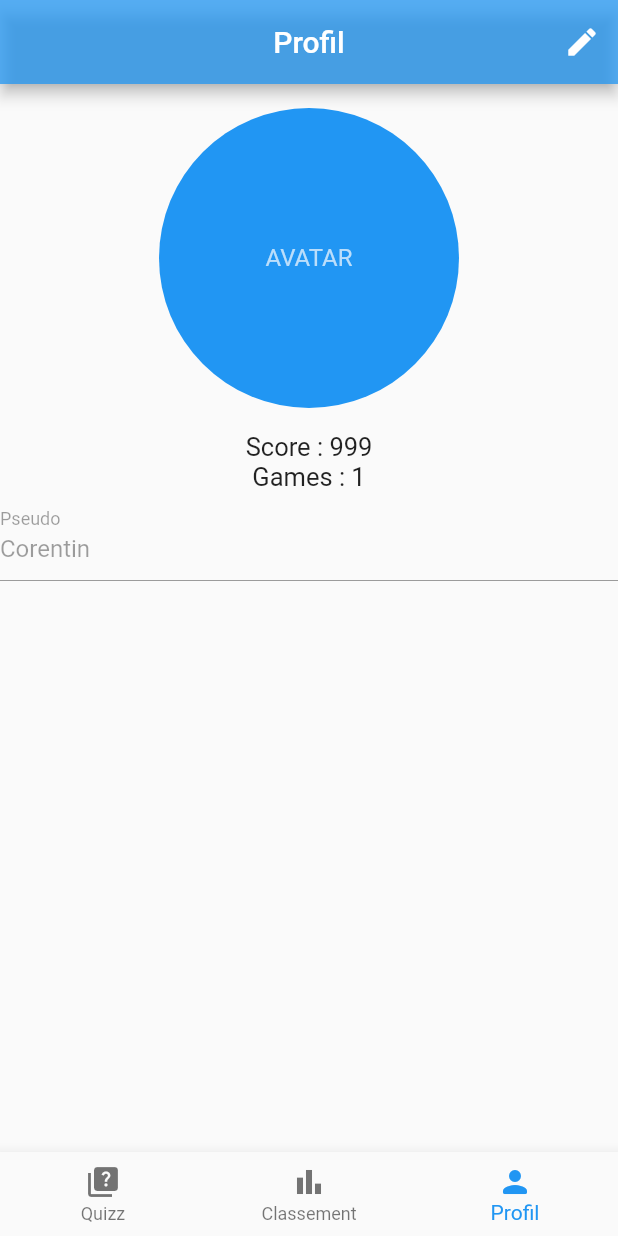
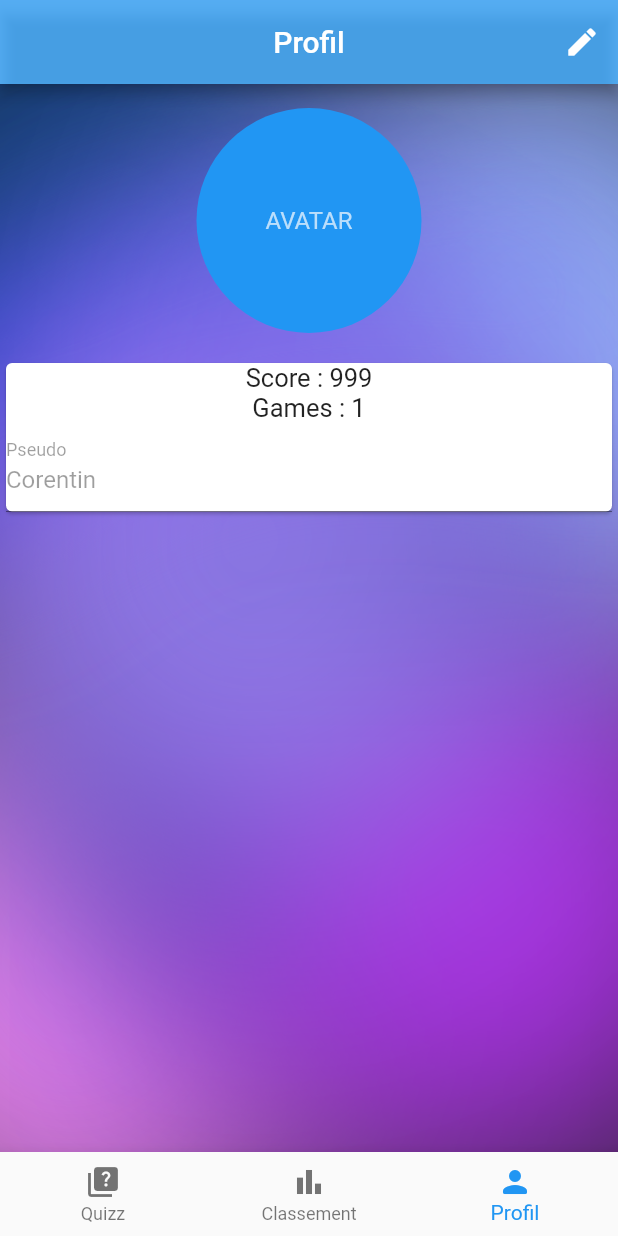
Before and after one commit to unknnow/FlutterTrivialPursuit, a Flutter app: the screen it shows after launch, item 3 of the bottom bar chosen, on a phone screen of 412 x 824 dp. Run offline on Flutter 3.47's test engine with Material 2 defaults, Android fonts, the phone set to English and light mode, and no system bars; our stand-ins replace beamer, cloud_firestore, firebase_auth, firebase_core, firebase_storage, flutter_bloc and 3 more; accounts and stored records are empty.

```diff
--- a/lib/ui/pages/profil/profil_page.dart
+++ b/lib/ui/pages/profil/profil_page.dart
@@ -50,15 +50,21 @@ class _ProfilPageState extends State<ProfilPage> {
         backgroundColor: Colors.blue.withOpacity(0.75),
         actions: [
           IconButton(
-              onPressed: () {
-                setState(() {
+              onPressed: () {                setState(() {
                   allowEdit = !allowEdit;
                 });
               },
               icon: const Icon(Icons.edit, color: Colors.white))
         ],
       ),
-      body: Center(
+      body: Container(
+        decoration: const BoxDecoration(
+          image: DecorationImage(
+            image: AssetImage("assets/images/backgroundApp.png"),
+            fit: BoxFit.cover,
+          ),
+        ),
+        child: Center(
           child: Form(
             child: Column(
               children: [
@@ -75,6 +81,10 @@ class _ProfilPageState extends State<ProfilPage> {
                           });
                         },
                         child: _displayAvatar())),
+                Card(
+                  color: Colors.white,
+                  child: Column(
+                    children: [
                       Text("Score : ${user.score}", style: textStyle),
                       Text("Games : ${user.games}", style: textStyle),
                       TextField(
@@ -93,15 +103,19 @@ class _ProfilPageState extends State<ProfilPage> {
                     ],
                   ),
                 ),
+              ],
+            ),
+          ),
+        ),
       ),
     );
   }
 
   Widget _displayAvatar() => _userAvatar.path == ""
-      ? const SizedBox(width: 200, height: 200, child: CircleAvatar(child: Text("AVATAR"), backgroundColor: Colors.blue))
+      ? const SizedBox(width: 150, height: 150, child: CircleAvatar(child: Text("AVATAR"), backgroundColor: Colors.blue))
       : SizedBox(
-          width: 200,
-          height: 200,
+          width: 150,
+          height: 150,
           child: CircleAvatar(
             backgroundImage: FileImage(_userAvatar),
           ),
```
Also changed, not shown: lib/ui/pages/leaderboard/leaderboard_page.dart (+17 -1 lines), lib/firebase_options.dart, 2 other files. Lines whose indentation alone changed are shown as unchanged.
